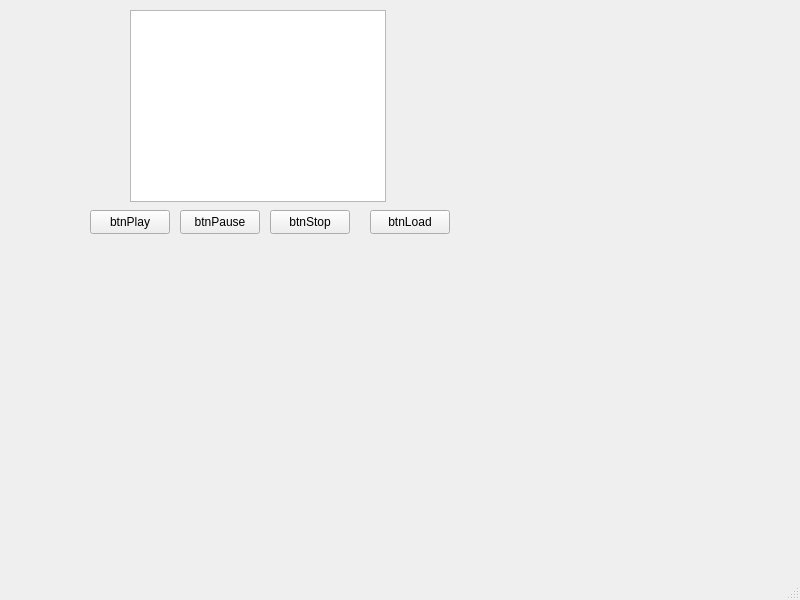
The window that mainwindow.ui (Torres03d/Final-project-Multimedia-player) describes before a commit, drawn with Qt 5.
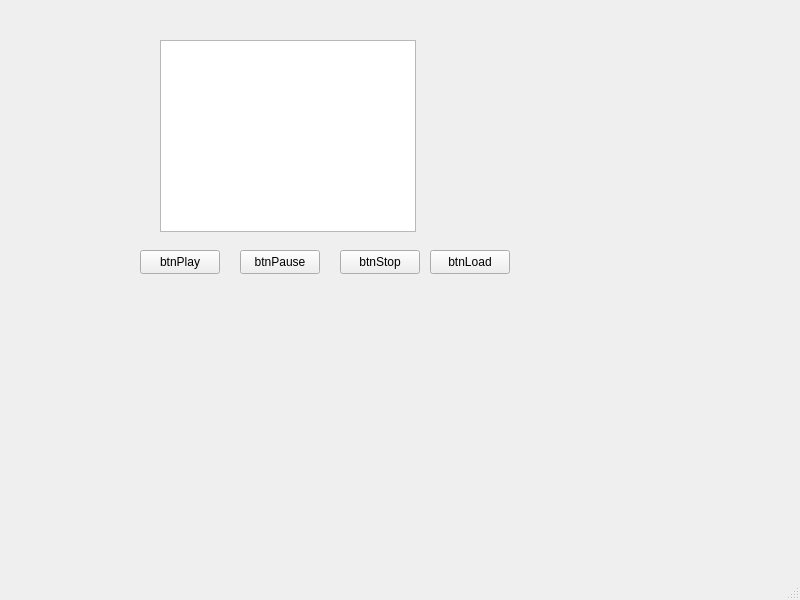
The same window after the commit.

```diff
--- a/mainwindow.ui
+++ b/mainwindow.ui
@@ -17,8 +17,8 @@
    <widget class="QListWidget" name="listWidget">
     <property name="geometry">
      <rect>
-      <x>130</x>
-      <y>10</y>
+      <x>160</x>
+      <y>40</y>
       <width>256</width>
       <height>192</height>
      </rect>
@@ -27,8 +27,8 @@
    <widget class="QPushButton" name="btnPlay">
     <property name="geometry">
      <rect>
-      <x>90</x>
-      <y>210</y>
+      <x>140</x>
+      <y>250</y>
       <width>80</width>
       <height>24</height>
      </rect>
@@ -40,8 +40,8 @@
    <widget class="QPushButton" name="btnPause">
     <property name="geometry">
      <rect>
-      <x>180</x>
-      <y>210</y>
+      <x>240</x>
+      <y>250</y>
       <width>80</width>
       <height>24</height>
      </rect>
@@ -53,8 +53,8 @@
    <widget class="QPushButton" name="btnStop">
     <property name="geometry">
      <rect>
-      <x>270</x>
-      <y>210</y>
+      <x>340</x>
+      <y>250</y>
       <width>80</width>
       <height>24</height>
      </rect>
@@ -66,8 +66,8 @@
    <widget class="QPushButton" name="btnLoad">
     <property name="geometry">
      <rect>
-      <x>370</x>
-      <y>210</y>
+      <x>430</x>
+      <y>250</y>
       <width>80</width>
       <height>24</height>
      </rect>
```
Left out of the diff: 2 changed lines with no effect on the pictures.
